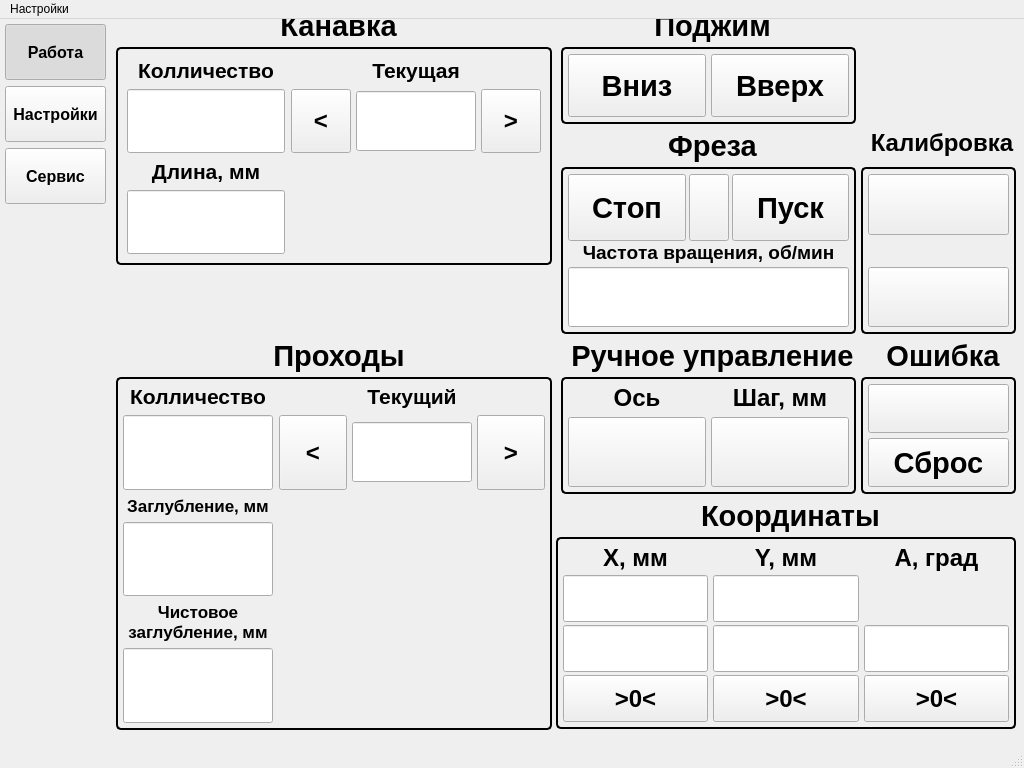
Old version of the form mainwindow.ui in the repository Wooferpenza/HMI.
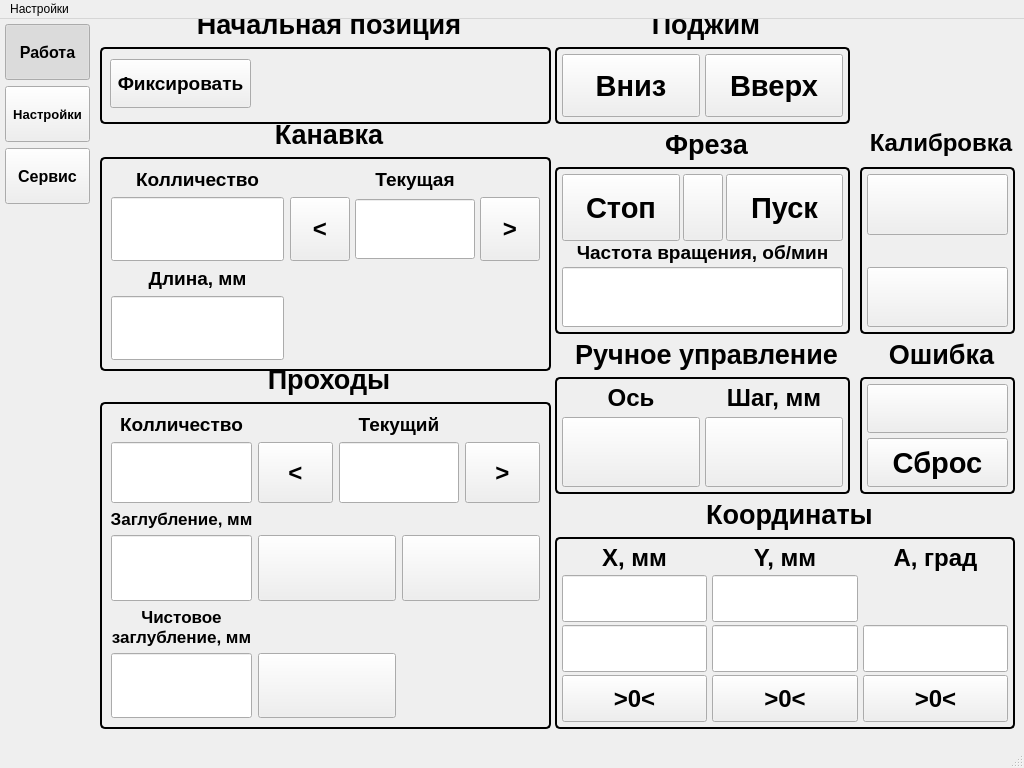
New version of the form. Custom widgets are drawn as their Qt base class.

Commit message: еще доработка

```diff
--- a/mainwindow.ui
+++ b/mainwindow.ui
@@ -118,7 +118,7 @@
         </property>
         <property name="font">
          <font>
-          <pointsize>12</pointsize>
+          <pointsize>10</pointsize>
           <bold>true</bold>
          </font>
         </property>
@@ -217,7 +217,7 @@
          <widget class="QGroupBox" name="CoordinateBox">
           <property name="geometry">
            <rect>
-            <x>445</x>
+            <x>460</x>
             <y>480</y>
             <width>460</width>
             <height>230</height>
@@ -225,7 +225,7 @@
           </property>
           <property name="font">
            <font>
-            <pointsize>22</pointsize>
+            <pointsize>20</pointsize>
             <bold>true</bold>
            </font>
           </property>
@@ -742,7 +742,7 @@
          <widget class="QGroupBox" name="ManualControlBox">
           <property name="geometry">
            <rect>
-            <x>450</x>
+            <x>460</x>
             <y>320</y>
             <width>295</width>
             <height>155</height>
@@ -750,7 +750,7 @@
           </property>
           <property name="font">
            <font>
-            <pointsize>22</pointsize>
+            <pointsize>20</pointsize>
             <bold>true</bold>
            </font>
           </property>
@@ -956,7 +956,7 @@
          <widget class="QGroupBox" name="CutBox">
           <property name="geometry">
            <rect>
-            <x>450</x>
+            <x>460</x>
             <y>110</y>
             <width>295</width>
             <height>205</height>
@@ -964,7 +964,7 @@
           </property>
           <property name="font">
            <font>
-            <pointsize>22</pointsize>
+            <pointsize>20</pointsize>
             <bold>true</bold>
            </font>
           </property>
@@ -1192,7 +1192,7 @@
          <widget class="QGroupBox" name="ClumpBox">
           <property name="geometry">
            <rect>
-            <x>450</x>
+            <x>460</x>
             <y>-10</y>
             <width>295</width>
             <height>115</height>
@@ -1200,7 +1200,7 @@
           </property>
           <property name="font">
            <font>
-            <pointsize>22</pointsize>
+            <pointsize>20</pointsize>
             <bold>true</bold>
            </font>
           </property>
@@ -1303,7 +1303,7 @@
          <widget class="QGroupBox" name="AlarmBox">
           <property name="geometry">
            <rect>
-            <x>750</x>
+            <x>765</x>
             <y>320</y>
             <width>155</width>
             <height>155</height>
@@ -1311,7 +1311,7 @@
           </property>
           <property name="font">
            <font>
-            <pointsize>22</pointsize>
+            <pointsize>20</pointsize>
             <bold>true</bold>
            </font>
           </property>
@@ -1419,7 +1419,7 @@
          <widget class="QGroupBox" name="CalibrationBox">
           <property name="geometry">
            <rect>
-            <x>750</x>
+            <x>765</x>
             <y>110</y>
             <width>155</width>
             <height>205</height>
@@ -1544,14 +1544,14 @@
           <property name="geometry">
            <rect>
             <x>5</x>
-            <y>-10</y>
-            <width>436</width>
-            <height>256</height>
+            <y>100</y>
+            <width>451</width>
+            <height>252</height>
            </rect>
           </property>
           <property name="font">
            <font>
-            <pointsize>22</pointsize>
+            <pointsize>20</pointsize>
             <bold>true</bold>
            </font>
           </property>
@@ -1596,7 +1596,7 @@
              </property>
              <property name="font">
               <font>
-               <pointsize>16</pointsize>
+               <pointsize>14</pointsize>
                <bold>true</bold>
               </font>
              </property>
@@ -1627,7 +1627,7 @@
              </property>
              <property name="font">
               <font>
-               <pointsize>16</pointsize>
+               <pointsize>14</pointsize>
                <bold>true</bold>
               </font>
              </property>
@@ -1849,7 +1849,7 @@
              </property>
              <property name="font">
               <font>
-               <pointsize>16</pointsize>
+               <pointsize>14</pointsize>
                <bold>true</bold>
               </font>
              </property>
@@ -1867,7 +1867,7 @@
            <item row="3" column="0">
             <widget class="NumericDisplay" name="segmensOfNumberDisplay_2">
              <property name="sizePolicy">
-              <sizepolicy hsizetype="Minimum" vsizetype="Preferred">
+              <sizepolicy hsizetype="Preferred" vsizetype="Preferred">
                <horstretch>0</horstretch>
                <verstretch>0</verstretch>
               </sizepolicy>
@@ -1925,14 +1925,14 @@
           <property name="geometry">
            <rect>
             <x>5</x>
-            <y>320</y>
-            <width>436</width>
-            <height>391</height>
+            <y>345</y>
+            <width>451</width>
+            <height>365</height>
            </rect>
           </property>
           <property name="font">
            <font>
-            <pointsize>22</pointsize>
+            <pointsize>20</pointsize>
             <bold>true</bold>
            </font>
           </property>
@@ -1961,171 +1961,6 @@
            <bool>false</bool>
           </property>
           <layout class="QGridLayout" name="gridLayout_4">
-           <property name="leftMargin">
-            <number>5</number>
-           </property>
-           <property name="topMargin">
-            <number>5</number>
-           </property>
-           <property name="rightMargin">
-            <number>5</number>
-           </property>
-           <property name="bottomMargin">
-            <number>5</number>
-           </property>
-           <item row="5" column="0">
-            <widget class="NumericDisplay" name="segmensOfNumberDisplay_5">
-             <property name="sizePolicy">
-              <sizepolicy hsizetype="Minimum" vsizetype="Preferred">
-               <horstretch>0</horstretch>
-               <verstretch>0</verstretch>
-              </sizepolicy>
-             </property>
-             <property name="minimumSize">
-              <size>
-               <width>150</width>
-               <height>60</height>
-              </size>
-             </property>
-             <property name="maximumSize">
-              <size>
-               <width>120</width>
-               <height>16777215</height>
-              </size>
-             </property>
-             <property name="font">
-              <font>
-               <pointsize>22</pointsize>
-               <bold>true</bold>
-              </font>
-             </property>
-             <property name="mouseTracking">
-              <bool>false</bool>
-             </property>
-             <property name="focusPolicy">
-              <enum>Qt::FocusPolicy::NoFocus</enum>
-             </property>
-             <property name="contextMenuPolicy">
-              <enum>Qt::ContextMenuPolicy::NoContextMenu</enum>
-             </property>
-             <property name="alignment">
-              <set>Qt::AlignmentFlag::AlignCenter</set>
-             </property>
-             <property name="readOnly">
-              <bool>false</bool>
-             </property>
-             <property name="readAddress" stdset="0">
-              <string>D1114</string>
-             </property>
-             <property name="writeAddress" stdset="0">
-              <string>D1114</string>
-             </property>
-             <property name="format" stdset="0">
-              <string>Float</string>
-             </property>
-             <property name="fractional" stdset="0">
-              <UInt>2</UInt>
-             </property>
-             <property name="minimum" stdset="0">
-              <double>0.000000000000000</double>
-             </property>
-             <property name="maximum" stdset="0">
-              <double>1.000000000000000</double>
-             </property>
-            </widget>
-           </item>
-           <item row="3" column="0">
-            <widget class="NumericDisplay" name="segmensOfNumberDisplay_4">
-             <property name="sizePolicy">
-              <sizepolicy hsizetype="Minimum" vsizetype="Preferred">
-               <horstretch>0</horstretch>
-               <verstretch>0</verstretch>
-              </sizepolicy>
-             </property>
-             <property name="minimumSize">
-              <size>
-               <width>150</width>
-               <height>60</height>
-              </size>
-             </property>
-             <property name="maximumSize">
-              <size>
-               <width>120</width>
-               <height>16777215</height>
-              </size>
-             </property>
-             <property name="font">
-              <font>
-               <pointsize>22</pointsize>
-               <bold>true</bold>
-              </font>
-             </property>
-             <property name="mouseTracking">
-              <bool>false</bool>
-             </property>
-             <property name="focusPolicy">
-              <enum>Qt::FocusPolicy::NoFocus</enum>
-             </property>
-             <property name="contextMenuPolicy">
-              <enum>Qt::ContextMenuPolicy::NoContextMenu</enum>
-             </property>
-             <property name="alignment">
-              <set>Qt::AlignmentFlag::AlignCenter</set>
-             </property>
-             <property name="readOnly">
-              <bool>false</bool>
-             </property>
-             <property name="readAddress" stdset="0">
-              <string>D1112</string>
-             </property>
-             <property name="writeAddress" stdset="0">
-              <string>D1112</string>
-             </property>
-             <property name="format" stdset="0">
-              <string>Float</string>
-             </property>
-             <property name="fractional" stdset="0">
-              <UInt>2</UInt>
-             </property>
-             <property name="minimum" stdset="0">
-              <double>0.000000000000000</double>
-             </property>
-             <property name="maximum" stdset="0">
-              <double>10.000000000000000</double>
-             </property>
-            </widget>
-           </item>
-           <item row="2" column="0">
-            <widget class="QLabel" name="label_12">
-             <property name="sizePolicy">
-              <sizepolicy hsizetype="Minimum" vsizetype="Maximum">
-               <horstretch>0</horstretch>
-               <verstretch>0</verstretch>
-              </sizepolicy>
-             </property>
-             <property name="minimumSize">
-              <size>
-               <width>120</width>
-               <height>0</height>
-              </size>
-             </property>
-             <property name="font">
-              <font>
-               <pointsize>13</pointsize>
-               <bold>true</bold>
-              </font>
-             </property>
-             <property name="layoutDirection">
-              <enum>Qt::LayoutDirection::LeftToRight</enum>
-             </property>
-             <property name="text">
-              <string>Заглубление, мм</string>
-             </property>
-             <property name="alignment">
-              <set>Qt::AlignmentFlag::AlignCenter</set>
-             </property>
-            </widget>
-           </item>
            <item row="0" column="0">
             <widget class="QLabel" name="label_10">
              <property name="sizePolicy">
@@ -2142,7 +1977,7 @@
              </property>
              <property name="font">
               <font>
-               <pointsize>16</pointsize>
+               <pointsize>14</pointsize>
                <bold>true</bold>
               </font>
              </property>
@@ -2160,23 +1995,118 @@
            <item row="1" column="0">
             <widget class="NumericDisplay" name="segmensOfNumberDisplay_3">
              <property name="sizePolicy">
-              <sizepolicy hsizetype="Minimum" vsizetype="Preferred">
+              <sizepolicy hsizetype="Preferred" vsizetype="Preferred">
                <horstretch>0</horstretch>
                <verstretch>0</verstretch>
               </sizepolicy>
              </property>
              <property name="minimumSize">
               <size>
-               <width>150</width>
+               <width>0</width>
+               <height>0</height>
+              </size>
+             </property>
+             <property name="maximumSize">
+              <size>
+               <width>141</width>
+               <height>16777215</height>
+              </size>
+             </property>
+             <property name="font">
+              <font>
+               <pointsize>22</pointsize>
+               <bold>true</bold>
+              </font>
+             </property>
+             <property name="mouseTracking">
+              <bool>false</bool>
+             </property>
+             <property name="focusPolicy">
+              <enum>Qt::FocusPolicy::NoFocus</enum>
+             </property>
+             <property name="contextMenuPolicy">
+              <enum>Qt::ContextMenuPolicy::NoContextMenu</enum>
+             </property>
+             <property name="alignment">
+              <set>Qt::AlignmentFlag::AlignCenter</set>
+             </property>
+             <property name="readOnly">
+              <bool>false</bool>
+             </property>
+             <property name="readAddress" stdset="0">
+              <string>D1106</string>
+             </property>
+             <property name="writeAddress" stdset="0">
+              <string>D1106</string>
+             </property>
+             <property name="format" stdset="0">
+              <string>UWord</string>
+             </property>
+             <property name="fractional" stdset="0">
+              <UInt>0</UInt>
+             </property>
+             <property name="minimum" stdset="0">
+              <double>0.000000000000000</double>
+             </property>
+             <property name="maximum" stdset="0">
+              <double>10.000000000000000</double>
+             </property>
+            </widget>
+           </item>
+           <item row="1" column="1">
+            <widget class="MomentaryButton" name="decCurrentSegmentButton_2">
+             <property name="enabled">
+              <bool>true</bool>
+             </property>
+             <property name="sizePolicy">
+              <sizepolicy hsizetype="Preferred" vsizetype="Preferred">
+               <horstretch>0</horstretch>
+               <verstretch>0</verstretch>
+              </sizepolicy>
+             </property>
+             <property name="minimumSize">
+              <size>
+               <width>61</width>
+               <height>61</height>
+              </size>
+             </property>
+             <property name="font">
+              <font>
+               <pointsize>18</pointsize>
+               <bold>true</bold>
+              </font>
+             </property>
+             <property name="focusPolicy">
+              <enum>Qt::FocusPolicy::NoFocus</enum>
+             </property>
+             <property name="text">
+              <string>&lt;</string>
+             </property>
+             <property name="writeAddress" stdset="0">
+              <string>D0.9</string>
+             </property>
+            </widget>
+           </item>
+           <item row="1" column="2" colspan="2">
+            <widget class="NumericDisplay" name="currentSegmentDisplay_2">
+             <property name="sizePolicy">
+              <sizepolicy hsizetype="Preferred" vsizetype="Preferred">
+               <horstretch>0</horstretch>
+               <verstretch>0</verstretch>
+              </sizepolicy>
+             </property>
+             <property name="minimumSize">
+              <size>
+               <width>120</width>
+               <height>61</height>
+              </size>
+             </property>
+             <property name="maximumSize">
+              <size>
+               <width>120</width>
                <height>60</height>
               </size>
              </property>
-             <property name="maximumSize">
-              <size>
-               <width>120</width>
-               <height>16777215</height>
-              </size>
-             </property>
              <property name="font">
               <font>
                <pointsize>22</pointsize>
@@ -2196,7 +2126,7 @@
               <set>Qt::AlignmentFlag::AlignCenter</set>
              </property>
              <property name="readOnly">
-              <bool>false</bool>
+              <bool>true</bool>
              </property>
              <property name="readAddress" stdset="0">
               <string>D1106</string>
@@ -2211,6 +2141,129 @@
               <UInt>0</UInt>
              </property>
              <property name="minimum" stdset="0">
+              <double>-10000.000000000000000</double>
+             </property>
+             <property name="maximum" stdset="0">
+              <double>10000.000000000000000</double>
+             </property>
+            </widget>
+           </item>
+           <item row="1" column="4">
+            <widget class="MomentaryButton" name="incCurrentSegmentButton_2">
+             <property name="sizePolicy">
+              <sizepolicy hsizetype="Minimum" vsizetype="Preferred">
+               <horstretch>0</horstretch>
+               <verstretch>0</verstretch>
+              </sizepolicy>
+             </property>
+             <property name="minimumSize">
+              <size>
+               <width>61</width>
+               <height>61</height>
+              </size>
+             </property>
+             <property name="font">
+              <font>
+               <pointsize>18</pointsize>
+               <bold>true</bold>
+              </font>
+             </property>
+             <property name="focusPolicy">
+              <enum>Qt::FocusPolicy::NoFocus</enum>
+             </property>
+             <property name="text">
+              <string>&gt;</string>
+             </property>
+             <property name="writeAddress" stdset="0">
+              <string>D0.8</string>
+             </property>
+            </widget>
+           </item>
+           <item row="2" column="0">
+            <widget class="QLabel" name="label_12">
+             <property name="sizePolicy">
+              <sizepolicy hsizetype="Minimum" vsizetype="Maximum">
+               <horstretch>0</horstretch>
+               <verstretch>0</verstretch>
+              </sizepolicy>
+             </property>
+             <property name="minimumSize">
+              <size>
+               <width>120</width>
+               <height>0</height>
+              </size>
+             </property>
+             <property name="font">
+              <font>
+               <pointsize>13</pointsize>
+               <bold>true</bold>
+              </font>
+             </property>
+             <property name="layoutDirection">
+              <enum>Qt::LayoutDirection::LeftToRight</enum>
+             </property>
+             <property name="text">
+              <string>Заглубление, мм</string>
+             </property>
+             <property name="alignment">
+              <set>Qt::AlignmentFlag::AlignCenter</set>
+             </property>
+            </widget>
+           </item>
+           <item row="3" column="0">
+            <widget class="NumericDisplay" name="segmensOfNumberDisplay_4">
+             <property name="sizePolicy">
+              <sizepolicy hsizetype="Preferred" vsizetype="Preferred">
+               <horstretch>0</horstretch>
+               <verstretch>0</verstretch>
+              </sizepolicy>
+             </property>
+             <property name="minimumSize">
+              <size>
+               <width>141</width>
+               <height>61</height>
+              </size>
+             </property>
+             <property name="maximumSize">
+              <size>
+               <width>120</width>
+               <height>16777215</height>
+              </size>
+             </property>
+             <property name="font">
+              <font>
+               <pointsize>22</pointsize>
+               <bold>true</bold>
+              </font>
+             </property>
+             <property name="mouseTracking">
+              <bool>false</bool>
+             </property>
+             <property name="focusPolicy">
+              <enum>Qt::FocusPolicy::NoFocus</enum>
+             </property>
+             <property name="contextMenuPolicy">
+              <enum>Qt::ContextMenuPolicy::NoContextMenu</enum>
+             </property>
+             <property name="alignment">
+              <set>Qt::AlignmentFlag::AlignCenter</set>
+             </property>
+             <property name="readOnly">
+              <bool>false</bool>
+             </property>
+             <property name="readAddress" stdset="0">
+              <string>D1112</string>
+             </property>
+             <property name="writeAddress" stdset="0">
+              <string>D1112</string>
+             </property>
+             <property name="format" stdset="0">
+              <string>Float</string>
+             </property>
+             <property name="fractional" stdset="0">
+              <UInt>2</UInt>
+             </property>
+             <property name="minimum" stdset="0">
               <double>0.000000000000000</double>
              </property>
              <property name="maximum" stdset="0">
@@ -2218,6 +2271,80 @@
              </property>
             </widget>
            </item>
+           <item row="3" column="1" colspan="2">
+            <widget class="ToggleButton" name="calibrationRunToggle_2">
+             <property name="sizePolicy">
+              <sizepolicy hsizetype="Preferred" vsizetype="Preferred">
+               <horstretch>0</horstretch>
+               <verstretch>0</verstretch>
+              </sizepolicy>
+             </property>
+             <property name="font">
+              <font>
+               <pointsize>14</pointsize>
+               <bold>true</bold>
+              </font>
+             </property>
+             <property name="focusPolicy">
+              <enum>Qt::FocusPolicy::NoFocus</enum>
+             </property>
+             <property name="autoFillBackground">
+              <bool>false</bool>
+             </property>
+             <property name="checked">
+              <bool>false</bool>
+             </property>
+             <property name="stateTexts" stdset="0">
+              <stringlist>
+               <string>Заглубиться</string>
+               <string>Заглубиться</string>
+              </stringlist>
+             </property>
+             <property name="readAddress" stdset="0">
+              <string>D0.11</string>
+             </property>
+             <property name="writeAddress" stdset="0">
+              <string>D0.11</string>
+             </property>
+            </widget>
+           </item>
+           <item row="3" column="3" colspan="2">
+            <widget class="ToggleButton" name="calibrationRunToggle_3">
+             <property name="sizePolicy">
+              <sizepolicy hsizetype="Preferred" vsizetype="Preferred">
+               <horstretch>0</horstretch>
+               <verstretch>0</verstretch>
+              </sizepolicy>
+             </property>
+             <property name="font">
+              <font>
+               <pointsize>14</pointsize>
+               <bold>true</bold>
+              </font>
+             </property>
+             <property name="focusPolicy">
+              <enum>Qt::FocusPolicy::NoFocus</enum>
+             </property>
+             <property name="autoFillBackground">
+              <bool>false</bool>
+             </property>
+             <property name="checked">
+              <bool>false</bool>
+             </property>
+             <property name="stateTexts" stdset="0">
+              <stringlist>
+               <string>Фрезеровать</string>
+               <string>Фрезеровать</string>
+              </stringlist>
+             </property>
+             <property name="readAddress" stdset="0">
+              <string>D0.12</string>
+             </property>
+             <property name="writeAddress" stdset="0">
+              <string>D0.12</string>
+             </property>
+            </widget>
+           </item>
            <item row="4" column="0">
             <widget class="QLabel" name="label_13">
              <property name="sizePolicy">
@@ -2250,23 +2377,121 @@
              </property>
             </widget>
            </item>
-           <item row="0" column="1">
+           <item row="5" column="0">
+            <widget class="NumericDisplay" name="segmensOfNumberDisplay_5">
+             <property name="sizePolicy">
+              <sizepolicy hsizetype="Preferred" vsizetype="Preferred">
+               <horstretch>0</horstretch>
+               <verstretch>0</verstretch>
+              </sizepolicy>
+             </property>
+             <property name="minimumSize">
+              <size>
+               <width>141</width>
+               <height>61</height>
+              </size>
+             </property>
+             <property name="maximumSize">
+              <size>
+               <width>120</width>
+               <height>16777215</height>
+              </size>
+             </property>
+             <property name="font">
+              <font>
+               <pointsize>22</pointsize>
+               <bold>true</bold>
+              </font>
+             </property>
+             <property name="mouseTracking">
+              <bool>false</bool>
+             </property>
+             <property name="focusPolicy">
+              <enum>Qt::FocusPolicy::NoFocus</enum>
+             </property>
+             <property name="contextMenuPolicy">
+              <enum>Qt::ContextMenuPolicy::NoContextMenu</enum>
+             </property>
+             <property name="alignment">
+              <set>Qt::AlignmentFlag::AlignCenter</set>
+             </property>
+             <property name="readOnly">
+              <bool>false</bool>
+             </property>
+             <property name="readAddress" stdset="0">
+              <string>D1114</string>
+             </property>
+             <property name="writeAddress" stdset="0">
+              <string>D1114</string>
+             </property>
+             <property name="format" stdset="0">
+              <string>Float</string>
+             </property>
+             <property name="fractional" stdset="0">
+              <UInt>2</UInt>
+             </property>
+             <property name="minimum" stdset="0">
+              <double>0.000000000000000</double>
+             </property>
+             <property name="maximum" stdset="0">
+              <double>1.000000000000000</double>
+             </property>
+            </widget>
+           </item>
+           <item row="5" column="1" colspan="2">
+            <widget class="ToggleButton" name="calibrationRunToggle_4">
+             <property name="sizePolicy">
+              <sizepolicy hsizetype="Preferred" vsizetype="Preferred">
+               <horstretch>0</horstretch>
+               <verstretch>0</verstretch>
+              </sizepolicy>
+             </property>
+             <property name="font">
+              <font>
+               <pointsize>14</pointsize>
+               <bold>true</bold>
+              </font>
+             </property>
+             <property name="focusPolicy">
+              <enum>Qt::FocusPolicy::NoFocus</enum>
+             </property>
+             <property name="autoFillBackground">
+              <bool>false</bool>
+             </property>
+             <property name="checked">
+              <bool>false</bool>
+             </property>
+             <property name="stateTexts" stdset="0">
+              <stringlist>
+               <string>В начало</string>
+               <string>В начало</string>
+              </stringlist>
+             </property>
+             <property name="readAddress" stdset="0">
+              <string>D0.10</string>
+             </property>
+             <property name="writeAddress" stdset="0">
+              <string>D0.10</string>
+             </property>
+            </widget>
+           </item>
+           <item row="0" column="1" colspan="4">
             <widget class="QLabel" name="label_11">
              <property name="sizePolicy">
-              <sizepolicy hsizetype="Minimum" vsizetype="Maximum">
+              <sizepolicy hsizetype="Preferred" vsizetype="Preferred">
                <horstretch>0</horstretch>
                <verstretch>0</verstretch>
               </sizepolicy>
              </property>
              <property name="minimumSize">
               <size>
-               <width>120</width>
+               <width>134</width>
                <height>0</height>
               </size>
              </property>
              <property name="font">
               <font>
-               <pointsize>16</pointsize>
+               <pointsize>14</pointsize>
                <bold>true</bold>
               </font>
              </property>
@@ -2281,144 +2506,79 @@
              </property>
             </widget>
            </item>
-           <item row="1" column="1">
-            <layout class="QHBoxLayout" name="horizontalLayout_6">
-             <property name="spacing">
-              <number>5</number>
-             </property>
-             <property name="sizeConstraint">
-              <enum>QLayout::SizeConstraint::SetDefaultConstraint</enum>
-             </property>
-             <property name="leftMargin">
-              <number>0</number>
-             </property>
-             <item>
-              <widget class="MomentaryButton" name="decCurrentSegmentButton_2">
-               <property name="sizePolicy">
-                <sizepolicy hsizetype="Minimum" vsizetype="Preferred">
-                 <horstretch>0</horstretch>
-                 <verstretch>0</verstretch>
-                </sizepolicy>
-               </property>
-               <property name="minimumSize">
-                <size>
-                 <width>60</width>
-                 <height>60</height>
-                </size>
-               </property>
-               <property name="font">
-                <font>
-                 <pointsize>18</pointsize>
-                 <bold>true</bold>
-                </font>
-               </property>
-               <property name="focusPolicy">
-                <enum>Qt::FocusPolicy::NoFocus</enum>
-               </property>
-               <property name="text">
-                <string>&lt;</string>
-               </property>
-               <property name="writeAddress" stdset="0">
-                <string>D0.7</string>
-               </property>
-              </widget>
-             </item>
-             <item>
-              <widget class="NumericDisplay" name="currentSegmentDisplay_2">
-               <property name="sizePolicy">
-                <sizepolicy hsizetype="Preferred" vsizetype="Preferred">
-                 <horstretch>0</horstretch>
-                 <verstretch>0</verstretch>
-                </sizepolicy>
-               </property>
-               <property name="minimumSize">
-                <size>
-                 <width>120</width>
-                 <height>60</height>
-                </size>
-               </property>
-               <property name="maximumSize">
-                <size>
-                 <width>120</width>
-                 <height>60</height>
-                </size>
-               </property>
-               <property name="font">
-                <font>
-                 <pointsize>22</pointsize>
-                 <bold>true</bold>
-                </font>
-               </property>
-               <property name="mouseTracking">
-                <bool>false</bool>
-               </property>
-               <property name="focusPolicy">
-                <enum>Qt::FocusPolicy::NoFocus</enum>
-               </property>
-               <property name="contextMenuPolicy">
-                <enum>Qt::ContextMenuPolicy::NoContextMenu</enum>
-               </property>
-               <property name="alignment">
-                <set>Qt::AlignmentFlag::AlignCenter</set>
-               </property>
-               <property name="readOnly">
-                <bool>true</bool>
-               </property>
-               <property name="readAddress" stdset="0">
-                <string>D1108</string>
-               </property>
-               <property name="writeAddress" stdset="0">
-                <string>D1108</string>
-               </property>
-               <property name="format" stdset="0">
-                <string>UWord</string>
-               </property>
-               <property name="fractional" stdset="0">
-                <UInt>0</UInt>
-               </property>
-               <property name="minimum" stdset="0">
-                <double>-10000.000000000000000</double>
-               </property>
-               <property name="maximum" stdset="0">
-                <double>10000.000000000000000</double>
-               </property>
-              </widget>
-             </item>
-             <item>
-              <widget class="MomentaryButton" name="incCurrentSegmentButton_2">
-               <property name="sizePolicy">
-                <sizepolicy hsizetype="Minimum" vsizetype="Preferred">
-                 <horstretch>0</horstretch>
-                 <verstretch>0</verstretch>
-                </sizepolicy>
-               </property>
-               <property name="minimumSize">
-                <size>
-                 <width>60</width>
-                 <height>60</height>
-                </size>
-               </property>
-               <property name="font">
-                <font>
-                 <pointsize>18</pointsize>
-                 <bold>true</bold>
-                </font>
-               </property>
-               <property name="focusPolicy">
-                <enum>Qt::FocusPolicy::NoFocus</enum>
-               </property>
-               <property name="text">
-                <string>&gt;</string>
-               </property>
-               <property name="writeAddress" stdset="0">
-                <string>D0.6</string>
-               </property>
-              </widget>
-             </item>
-            </layout>
-           </item>
           </layout>
          </widget>
+         <widget class="QGroupBox" name="SegmentBox_2">
+          <property name="geometry">
+           <rect>
+            <x>5</x>
+            <y>-10</y>
+            <width>451</width>
+            <height>115</height>
+           </rect>
+          </property>
+          <property name="font">
+           <font>
+            <pointsize>20</pointsize>
+            <bold>true</bold>
+           </font>
+          </property>
+          <property name="styleSheet">
+           <string notr="true">QGroupBox {
+    border: 2px solid #000000; /* 3px — толщина линии, solid — сплошная, дальше цвет */
+    border-radius: 5px;       /* Скругление углов (можно убрать) */
+    margin-top: 38px;         /* Отступ сверху, чтобы рамка не пересекала текст */
+}
+QGroupBox::title {
+    subcontrol-origin: margin;
+    subcontrol-position: top center; /* Позиция текста: слева (можно top center) */
+    padding: 0 5px;                /* Отступы слева/справа от текста */
+}</string>
+          </property>
+          <property name="title">
+           <string>Начальная позиция</string>
+          </property>
+          <property name="alignment">
+           <set>Qt::AlignmentFlag::AlignCenter</set>
+          </property>
+          <property name="flat">
+           <bool>false</bool>
+          </property>
+          <property name="checkable">
+           <bool>false</bool>
+          </property>
+          <widget class="MomentaryButton" name="alarmRstButton_2">
+           <property name="geometry">
+            <rect>
+             <x>10</x>
+             <y>50</y>
+             <width>141</width>
+             <height>49</height>
+            </rect>
+           </property>
+           <property name="sizePolicy">
+            <sizepolicy hsizetype="Minimum" vsizetype="Preferred">
+             <horstretch>0</horstretch>
+             <verstretch>0</verstretch>
+            </sizepolicy>
+           </property>
+           <property name="font">
+            <font>
+             <pointsize>14</pointsize>
+             <bold>true</bold>
+            </font>
+           </property>
+           <property name="focusPolicy">
+            <enum>Qt::FocusPolicy::NoFocus</enum>
+           </property>
+           <property name="text">
+            <string>Фиксировать</string>
+           </property>
+           <property name="writeAddress" stdset="0">
+            <string>D0.13</string>
+           </property>
+          </widget>
+         </widget>
         </widget>
         <widget class="QWidget" name="pageJournal">
          <layout class="QVBoxLayout" name="verticalLayout_journal">
```
Left out of the diff: 8 changed lines with no effect on the pictures.
